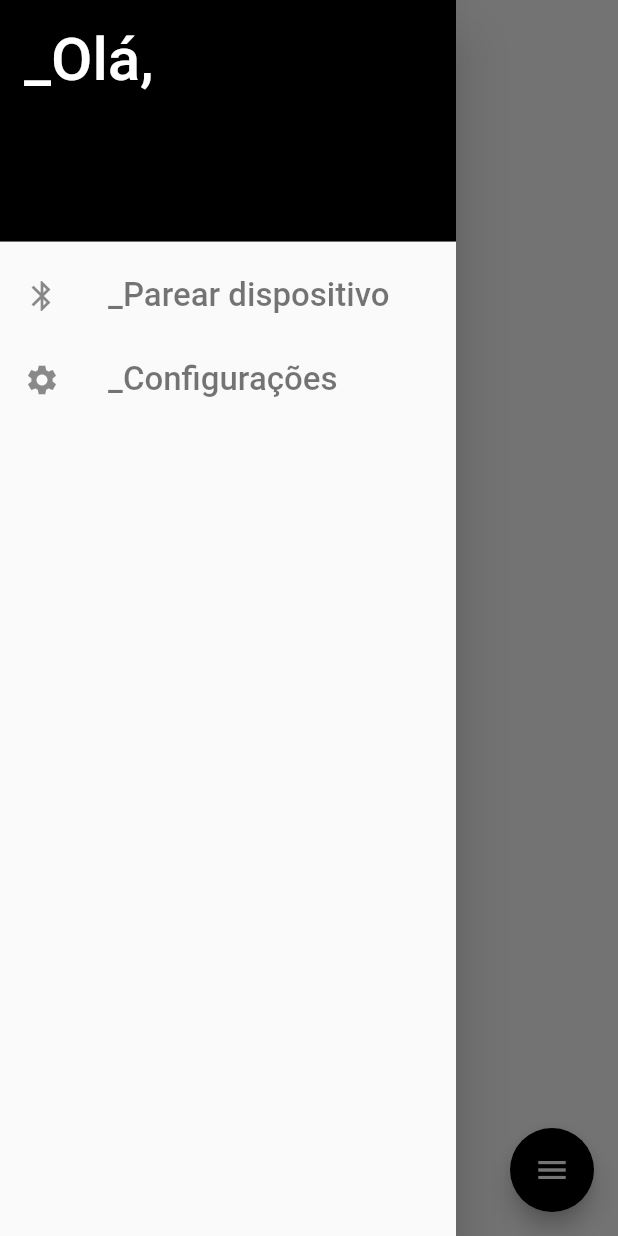
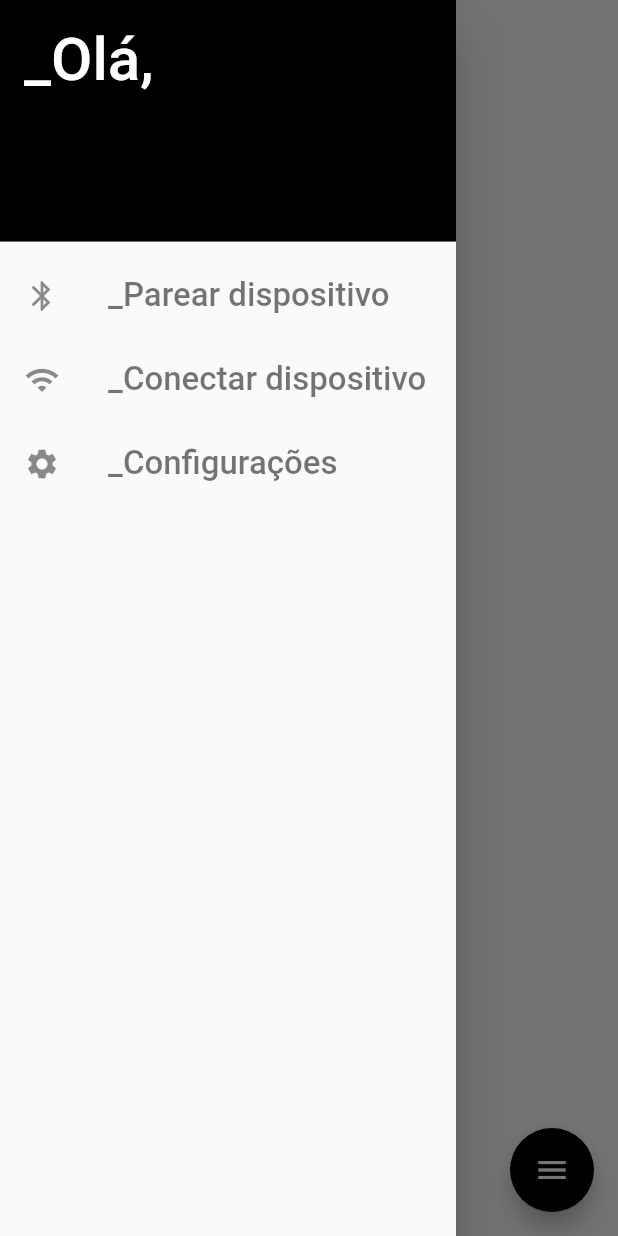
Before and after one commit to luimot/playpi, a Flutter app: the screen it shows after launch, with the side drawer open, on a phone screen of 412 x 824 dp. Run offline on Flutter 3.47's test engine with Material 2 defaults, Android fonts, the phone set to English and light mode, and no system bars; our stand-ins replace flutter_blue.

```diff
--- a/Flutter Client Side/lib/homepage.dart
+++ b/Flutter Client Side/lib/homepage.dart
@@ -3,6 +3,7 @@
 */
 import 'package:flutter/material.dart';
 import 'connectBT.dart';
+import 'connectHTTP.dart';
 import 'configuracoes.dart';
 
 class HomePage extends StatefulWidget {
@@ -39,6 +40,17 @@ class _HomePageState extends State<HomePage> {
           ),
           ListTile(
             title: Text(
+              "_Conectar dispositivo",
+              style: TextStyle(color: Colors.black54, fontSize: 22),
+            ),
+            leading: Icon(Icons.wifi),
+            onTap: () {
+              Navigator.push(context,
+                  MaterialPageRoute(builder: (context) => ConectaHTTP()));
+            },
+          ),
+          ListTile(
+            title: Text(
               "_Configurações",
               style: TextStyle(color: Colors.black54, fontSize: 22),
             ),
```
Also changed, not shown: Flutter Client Side/lib/connectHTTP.dart (+13 -0 lines).
